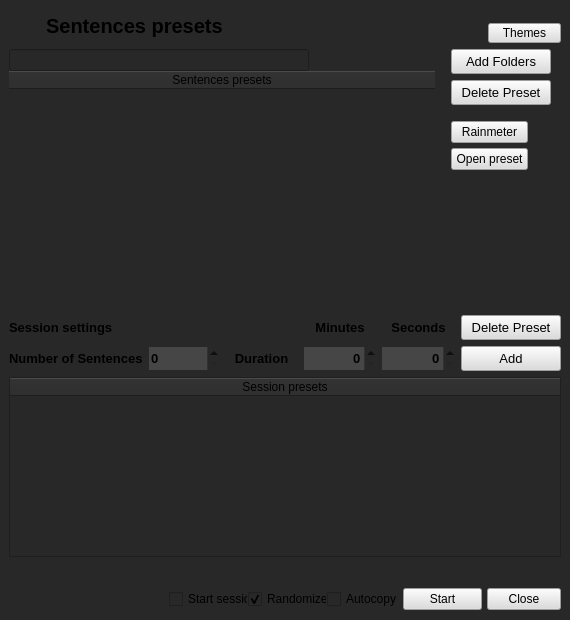
Qt form ui/main_window.ui (Inkdecker/Inktyping) before a commit.
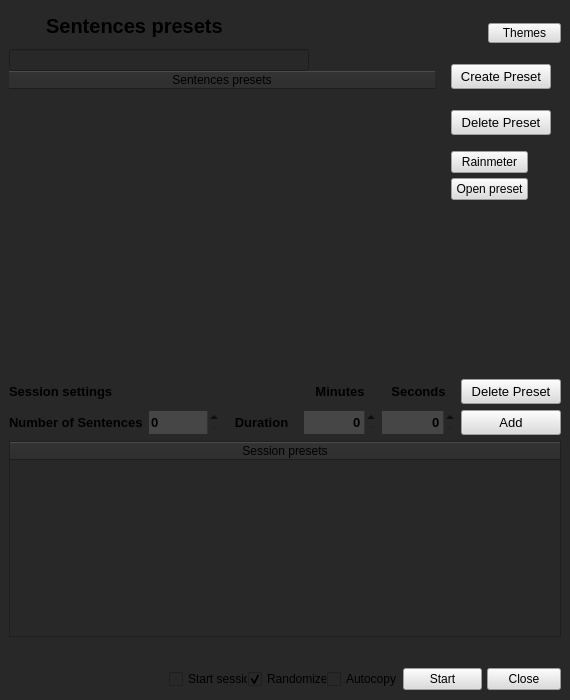
The same form after that commit. Icons and pictures are not drawn.

The edit to the form file:
```diff
--- a/ui/main_window.ui
+++ b/ui/main_window.ui
@@ -7,7 +7,7 @@
     <x>0</x>
     <y>0</y>
     <width>570</width>
-    <height>620</height>
+    <height>700</height>
    </rect>
   </property>
   <property name="sizePolicy">
@@ -19,13 +19,13 @@
   <property name="minimumSize">
    <size>
     <width>570</width>
-    <height>620</height>
+    <height>700</height>
    </size>
   </property>
   <property name="maximumSize">
    <size>
-    <width>570</width>
-    <height>620</height>
+    <width>599</width>
+    <height>731</height>
    </size>
   </property>
   <property name="palette">
@@ -563,13 +563,13 @@
           <property name="minimumSize">
            <size>
             <width>300</width>
-            <height>220</height>
+            <height>300</height>
            </size>
           </property>
           <property name="maximumSize">
            <size>
             <width>500</width>
-            <height>220</height>
+            <height>300</height>
            </size>
           </property>
           <property name="font">
@@ -1070,7 +1070,7 @@
              <string notr="true">background: rgb(220,220,220); color: 'black';</string>
             </property>
             <property name="text">
-             <string>Add Folders</string>
+             <string>Create Preset</string>
             </property>
             <property name="iconSize">
              <size>
@@ -1376,6 +1376,12 @@
         <height>180</height>
        </size>
       </property>
+      <property name="maximumSize">
+       <size>
+        <width>600</width>
+        <height>540</height>
+       </size>
+      </property>
       <property name="focusPolicy">
        <enum>Qt::NoFocus</enum>
       </property>
```
Left out of the diff: 2 changed lines with no effect on the pictures.
